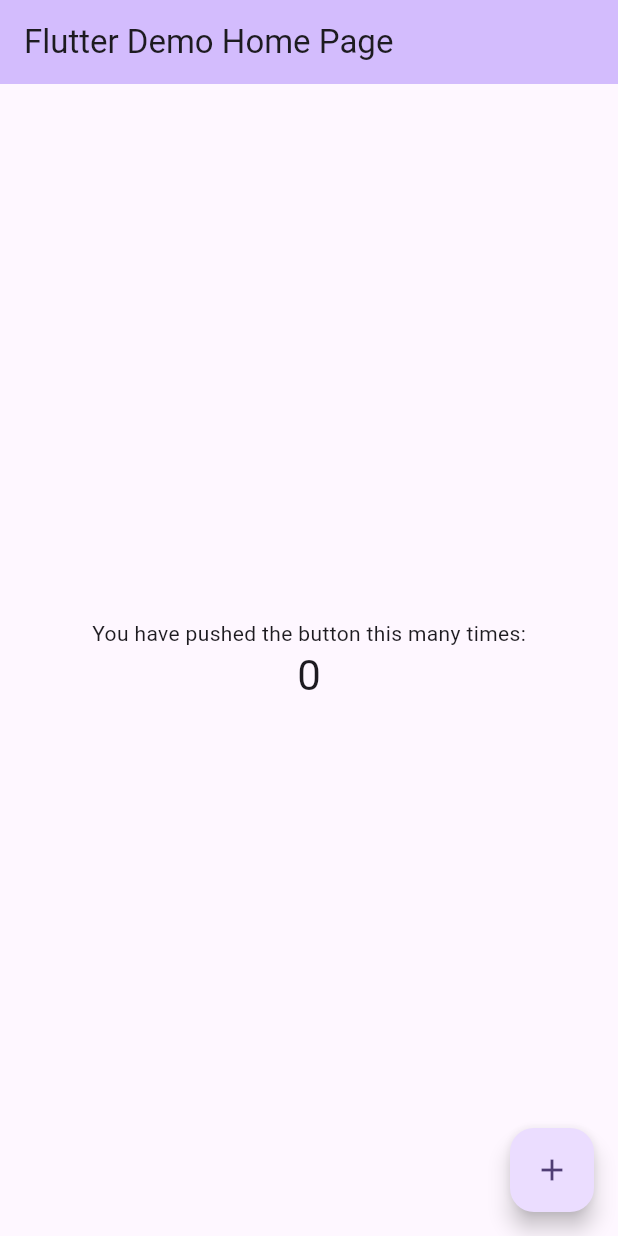
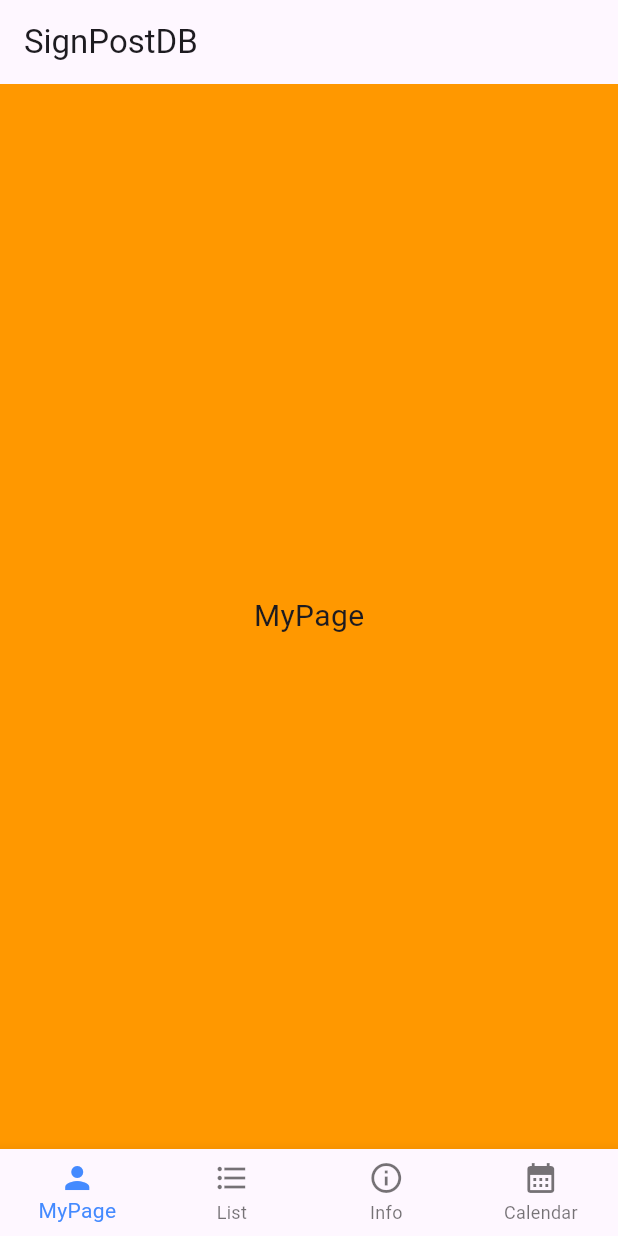
Before and after one commit to AkihiroShiraishi/SignPostDB, a Flutter app: the screen it shows after launch, on a phone screen of 412 x 824 dp. Run offline on Flutter 3.47's test engine with Material 2 defaults, Android fonts, the phone set to English and light mode, and no system bars; missing offline and left inert: dart:ffi.

Commit message:
BottomTabBarView 実装

```diff
--- /dev/null
+++ b/sign_post_db/lib/const/bottom_tab_bar_message.dart
@@ -0,0 +1,5 @@
+import 'dart:ffi';
+
+class BottomTabBarMessage {
+  static const String appTitle = 'SignPostDB';
+}
--- a/sign_post_db/lib/main.dart
+++ b/sign_post_db/lib/main.dart
@@ -1,4 +1,5 @@
 import 'package:flutter/material.dart';
+import 'package:sign_post_db/view/bottom_tab_bar_view.dart';
 
 void main() {
   runApp(const MyApp());
@@ -31,95 +32,7 @@ class MyApp extends StatelessWidget {
         colorScheme: ColorScheme.fromSeed(seedColor: Colors.deepPurple),
         useMaterial3: true,
       ),
-      home: const MyHomePage(title: 'Flutter Demo Home Page'),
+      home: BottomTabBarPage(),
     );
   }
 }
-
-class MyHomePage extends StatefulWidget {
-  const MyHomePage({super.key, required this.title});
-
-  // This widget is the home page of your application. It is stateful, meaning
-  // that it has a State object (defined below) that contains fields that affect
-  // how it looks.
-
-  // This class is the configuration for the state. It holds the values (in this
-  // case the title) provided by the parent (in this case the App widget) and
-  // used by the build method of the State. Fields in a Widget subclass are
-  // always marked "final".
-
-  final String title;
-
-  @override
-  State<MyHomePage> createState() => _MyHomePageState();
-}
-
-class _MyHomePageState extends State<MyHomePage> {
-  int _counter = 0;
-
-  void _incrementCounter() {
-    setState(() {
-      // This call to setState tells the Flutter framework that something has
-      // changed in this State, which causes it to rerun the build method below
-      // so that the display can reflect the updated values. If we changed
-      // _counter without calling setState(), then the build method would not be
-      // called again, and so nothing would appear to happen.
-      _counter++;
-    });
-  }
-
-  @override
-  Widget build(BuildContext context) {
-    // This method is rerun every time setState is called, for instance as done
-    // by the _incrementCounter method above.
-    //
-    // The Flutter framework has been optimized to make rerunning build methods
-    // fast, so that you can just rebuild anything that needs updating rather
-    // than having to individually change instances of widgets.
-    return Scaffold(
-      appBar: AppBar(
-        // TRY THIS: Try changing the color here to a specific color (to
-        // Colors.amber, perhaps?) and trigger a hot reload to see the AppBar
-        // change color while the other colors stay the same.
-        backgroundColor: Theme.of(context).colorScheme.inversePrimary,
-        // Here we take the value from the MyHomePage object that was created by
-        // the App.build method, and use it to set our appbar title.
-        title: Text(widget.title),
-      ),
-      body: Center(
-        // Center is a layout widget. It takes a single child and positions it
-        // in the middle of the parent.
-        child: Column(
-          // Column is also a layout widget. It takes a list of children and
-          // arranges them vertically. By default, it sizes itself to fit its
-          // children horizontally, and tries to be as tall as its parent.
-          //
-          // Column has various properties to control how it sizes itself and
-          // how it positions its children. Here we use mainAxisAlignment to
-          // center the children vertically; the main axis here is the vertical
-          // axis because Columns are vertical (the cross axis would be
-          // horizontal).
-          //
-          // TRY THIS: Invoke "debug painting" (choose the "Toggle Debug Paint"
-          // action in the IDE, or press "p" in the console), to see the
-          // wireframe for each widget.
-          mainAxisAlignment: MainAxisAlignment.center,
-          children: <Widget>[
-            const Text(
-              'You have pushed the button this many times:',
-            ),
-            Text(
-              '$_counter',
-              style: Theme.of(context).textTheme.headlineMedium,
-            ),
-          ],
-        ),
-      ),
-      floatingActionButton: FloatingActionButton(
-        onPressed: _incrementCounter,
-        tooltip: 'Increment',
-        child: const Icon(Icons.add),
-      ), // This trailing comma makes auto-formatting nicer for build methods.
-    );
-  }
-}
--- /dev/null
+++ b/sign_post_db/lib/view/bottom_tab_bar_view.dart
@@ -0,0 +1,50 @@
+import 'package:flutter/material.dart';
+import 'package:sign_post_db/const/bottom_tab_bar_message.dart';
+import 'package:sign_post_db/view/my_page_view.dart';
+import 'package:sign_post_db/view/member_list_view.dart';
+import 'package:sign_post_db/view/company_info_view.dart';
+import 'package:sign_post_db/view/calendar_view.dart';
+
+class BottomTabBarPage extends StatefulWidget {
+  @override
+  State<StatefulWidget> createState() {
+    return _BottomTabBarPageState();
+  }
+}
+
+class _BottomTabBarPageState extends State<BottomTabBarPage> {
+  int _currentIndex = 0;
+  final _pageWidgets = [
+    MyPageView(),
+    MemberListView(),
+    CompanyInfoView(),
+    CalendarView()
+  ];
+
+  @override
+  Widget build(BuildContext context) {
+    return Scaffold(
+      appBar: AppBar(
+        title: Text(BottomTabBarMessage.appTitle),
+      ),
+      body: _pageWidgets.elementAt(_currentIndex),
+      bottomNavigationBar: BottomNavigationBar(
+        items: <BottomNavigationBarItem>[
+          BottomNavigationBarItem(icon: Icon(Icons.person), label: 'MyPage'),
+          BottomNavigationBarItem(
+              icon: Icon(Icons.format_list_bulleted), label: 'List'),
+          BottomNavigationBarItem(
+              icon: Icon(Icons.info_outline), label: 'Info'),
+          BottomNavigationBarItem(
+              icon: Icon(Icons.calendar_month), label: 'Calendar'),
+        ],
+        currentIndex: _currentIndex,
+        fixedColor: Colors.blueAccent,
+        onTap: _onItemTapped,
+        type: BottomNavigationBarType.fixed,
+      ),
+    );
+  }
+
+  void _onItemTapped(int index) => setState(() => _currentIndex = index);
+}
--- /dev/null
+++ b/sign_post_db/lib/view/my_page_view.dart
@@ -0,0 +1,16 @@
+import 'package:flutter/material.dart';
+
+class MyPageView extends StatelessWidget {
+  @override
+  Widget build(BuildContext context) {
+    return Scaffold(
+      backgroundColor: Colors.orange,
+      body: Center(
+        child: Text(
+          "MyPage",
+          style: TextStyle(fontSize: 20),
+        ),
+      ),
+    );
+  }
+}
```
Also changed, not shown: sign_post_db/lib/view/calendar_view.dart (added, +16 -0 lines), sign_post_db/lib/view/company_info_view.dart (added, +16 -0 lines), sign_post_db/lib/view/member_list_view.dart (added, +16 -0 lines).
